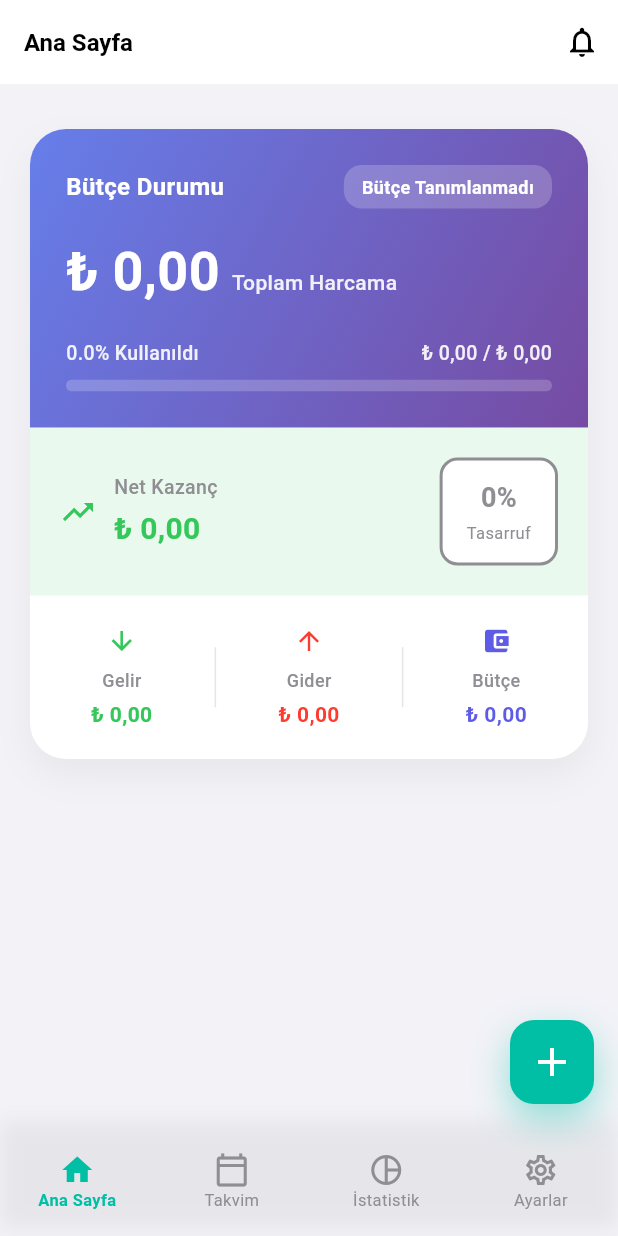
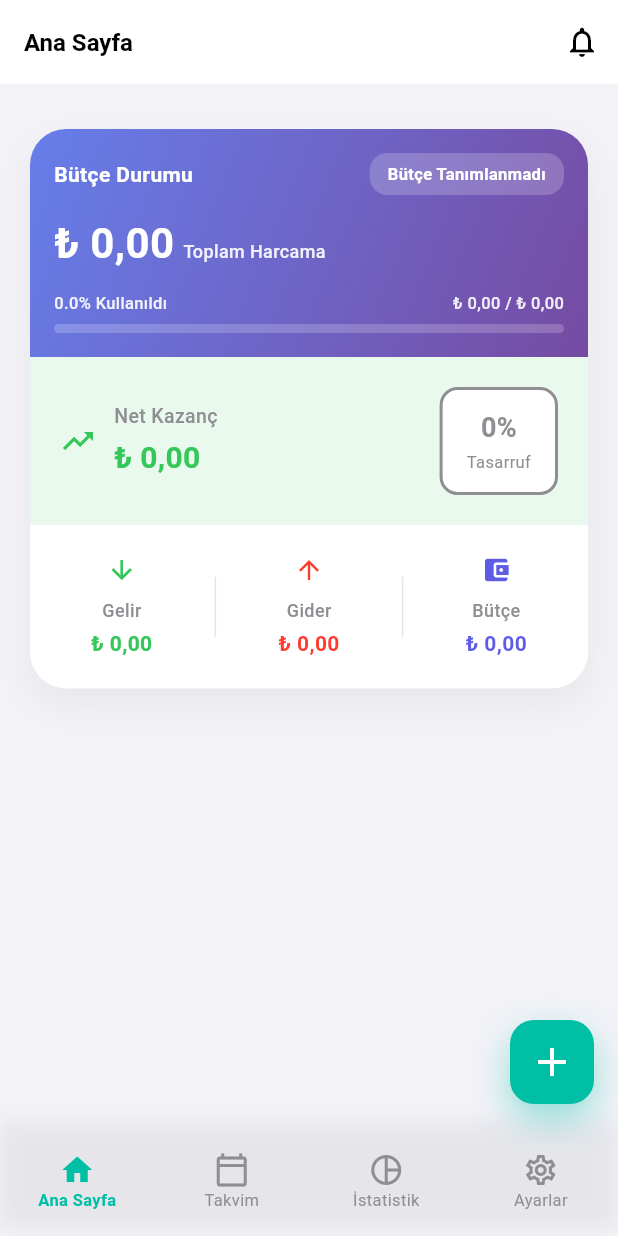
Before and after one commit to cloude33/WalletApp, a Flutter app: the HomeScreen screen opened directly, on a phone screen of 412 x 824 dp. Run offline on Flutter 3.47's test engine with Material 3 defaults, Android fonts, the light colour scheme and no system bars; our stand-ins replace connectivity_plus, csv, file_picker, fl_chart, flutter_local_notifications, flutter_secure_storage and 10 more; missing offline and left inert: excel, flutter_facebook_auth, workmanager; accounts and stored records are empty.

Commit message:
feat: Anasayfa bütçe durumu kartı iyileştirmeleri
- Dark mode uyumlu gradient renkleri eklendi (gri tonları)
- Kart boyutu küçültüldü (padding: 24→16)
- Font boyutları optimize edildi:
  * Başlık: 16→14
  * Ana tutar: 36→28
  * Alt başlık: 14→12
  * Kullanım bilgisi: 13→11
- Progress bar yüksekliği azaltıldı (8→6)
- Spacing'ler optimize edildi

```diff
--- a/lib/screens/home_screen.dart
+++ b/lib/screens/home_screen.dart
@@ -937,7 +937,7 @@ class _HomeScreenState extends State<HomeScreen> {
           children: [
             // Top Colored Section - Budget Status
             Container(
-              padding: const EdgeInsets.all(24),
+              padding: const EdgeInsets.all(16),
               decoration: BoxDecoration(
                 borderRadius: const BorderRadius.vertical(
                   top: Radius.circular(24),
@@ -945,7 +945,9 @@ class _HomeScreenState extends State<HomeScreen> {
                 gradient: LinearGradient(
                   begin: Alignment.topLeft,
                   end: Alignment.bottomRight,
-                  colors: [const Color(0xFF667eea), const Color(0xFF764ba2)],
+                  colors: Theme.of(context).brightness == Brightness.dark
+                      ? [const Color(0xFF4A5568), const Color(0xFF2D3748)]
+                      : [const Color(0xFF667eea), const Color(0xFF764ba2)],
                 ),
               ),
               child: Column(
@@ -958,7 +960,7 @@ class _HomeScreenState extends State<HomeScreen> {
                         'Bütçe Durumu',
                         style: TextStyle(
                           color: Colors.white,
-                          fontSize: 16,
+                          fontSize: 14,
                           fontWeight: FontWeight.w600,
                         ),
                       ),
@@ -975,14 +977,14 @@ class _HomeScreenState extends State<HomeScreen> {
                           statusMessage,
                           style: const TextStyle(
                             color: Colors.white,
-                            fontSize: 12,
+                            fontSize: 11,
                             fontWeight: FontWeight.w600,
                           ),
                         ),
                       ),
                     ],
                   ),
-                  const SizedBox(height: 16),
+                  const SizedBox(height: 12),
                   Row(
                     crossAxisAlignment: CrossAxisAlignment.end,
                     children: [
@@ -993,27 +995,27 @@ class _HomeScreenState extends State<HomeScreen> {
                         ),
                         style: const TextStyle(
                           color: Colors.white,
-                          fontSize: 36,
+                          fontSize: 28,
                           fontWeight: FontWeight.bold,
                         ),
                       ),
-                      const SizedBox(width: 8),
+                      const SizedBox(width: 6),
                       Padding(
-                        padding: const EdgeInsets.only(bottom: 8),
+                        padding: const EdgeInsets.only(bottom: 6),
                         child: Text(
                           totalBudget == 0
                               ? 'Toplam Harcama'
                               : (remainingBudget >= 0 ? 'Kalan' : 'Aşım'),
                           style: TextStyle(
                             color: Colors.white.withOpacity(0.9),
-                            fontSize: 14,
+                            fontSize: 12,
                             fontWeight: FontWeight.w500,
                           ),
                         ),
                       ),
                     ],
                   ),
-                  const SizedBox(height: 20),
+                  const SizedBox(height: 12),
                   Row(
                     mainAxisAlignment: MainAxisAlignment.spaceBetween,
                     children: [
@@ -1021,7 +1023,7 @@ class _HomeScreenState extends State<HomeScreen> {
                         '${(usagePercentage * 100).toStringAsFixed(1)}% Kullanıldı',
                         style: TextStyle(
                           color: Colors.white.withOpacity(0.9),
-                          fontSize: 13,
+                          fontSize: 11,
                           fontWeight: FontWeight.w500,
                         ),
                       ),
@@ -1029,13 +1031,13 @@ class _HomeScreenState extends State<HomeScreen> {
                         '${CurrencyHelper.formatAmount(totalSpent, _currentUser)} / ${CurrencyHelper.formatAmount(totalBudget, _currentUser)}',
                         style: TextStyle(
                           color: Colors.white.withOpacity(0.9),
-                          fontSize: 13,
+                          fontSize: 11,
                           fontWeight: FontWeight.w500,
                         ),
                       ),
                     ],
                   ),
-                  const SizedBox(height: 8),
+                  const SizedBox(height: 6),
                   ClipRRect(
                     borderRadius: BorderRadius.circular(10),
                     child: LinearProgressIndicator(
@@ -1044,7 +1046,7 @@ class _HomeScreenState extends State<HomeScreen> {
                       valueColor: const AlwaysStoppedAnimation<Color>(
                         Colors.white,
                       ),
-                      minHeight: 8,
+                      minHeight: 6,
                     ),
                   ),
                   if (budgetsExceeded > 0) ...[
@@ -1388,12 +1390,14 @@ class _HomeScreenState extends State<HomeScreen> {
               Row(
                 mainAxisAlignment: MainAxisAlignment.spaceBetween,
                 children: [
-                  const Text(
+                  Text(
                     'Bütçelerim',
                     style: TextStyle(
                       fontSize: 22,
                       fontWeight: FontWeight.bold,
-                      color: Color(0xFF1C1C1E),
+                      color: Theme.of(context).brightness == Brightness.dark
+                          ? Colors.grey[200]
+                          : const Color(0xFF1C1C1E),
                     ),
                   ),
                   TextButton(
@@ -1445,10 +1449,12 @@ class _HomeScreenState extends State<HomeScreen> {
                                 Expanded(
                                   child: Text(
                                     budget.name,
-                                    style: const TextStyle(
+                                    style: TextStyle(
                                       fontSize: 16,
                                       fontWeight: FontWeight.bold,
-                                      color: Color(0xFF1C1C1E),
+                                      color: Theme.of(context).brightness == Brightness.dark
+                                          ? Colors.grey[200]
+                                          : const Color(0xFF1C1C1E),
                                     ),
                                     maxLines: 1,
                                     overflow: TextOverflow.ellipsis,
```
